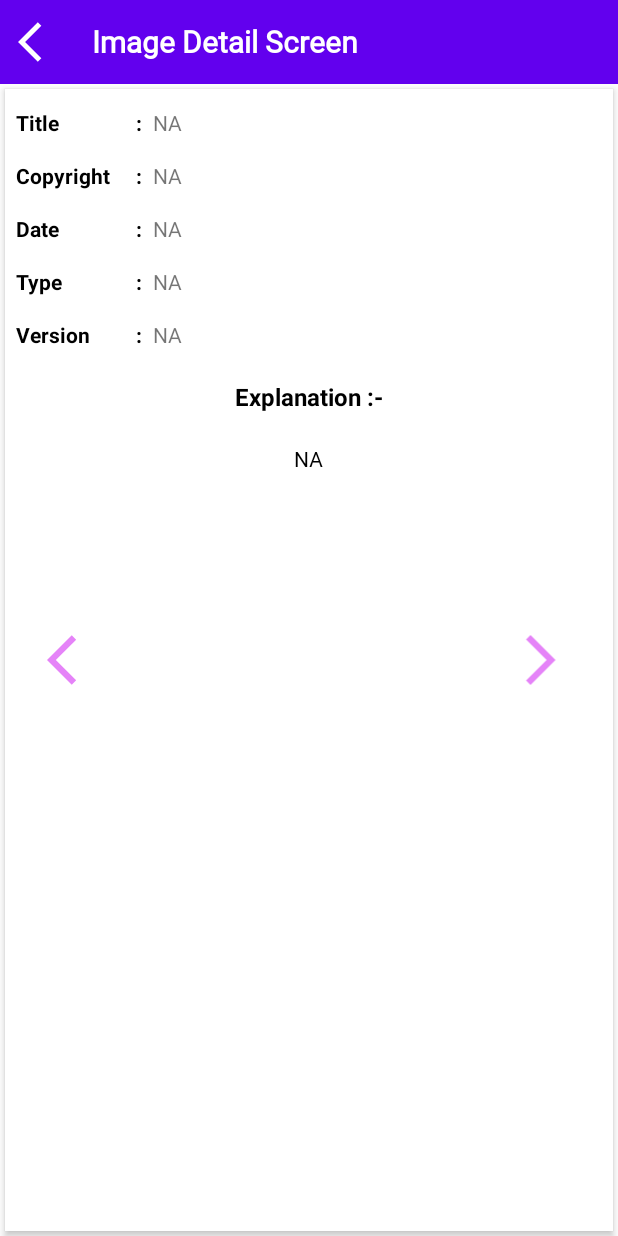
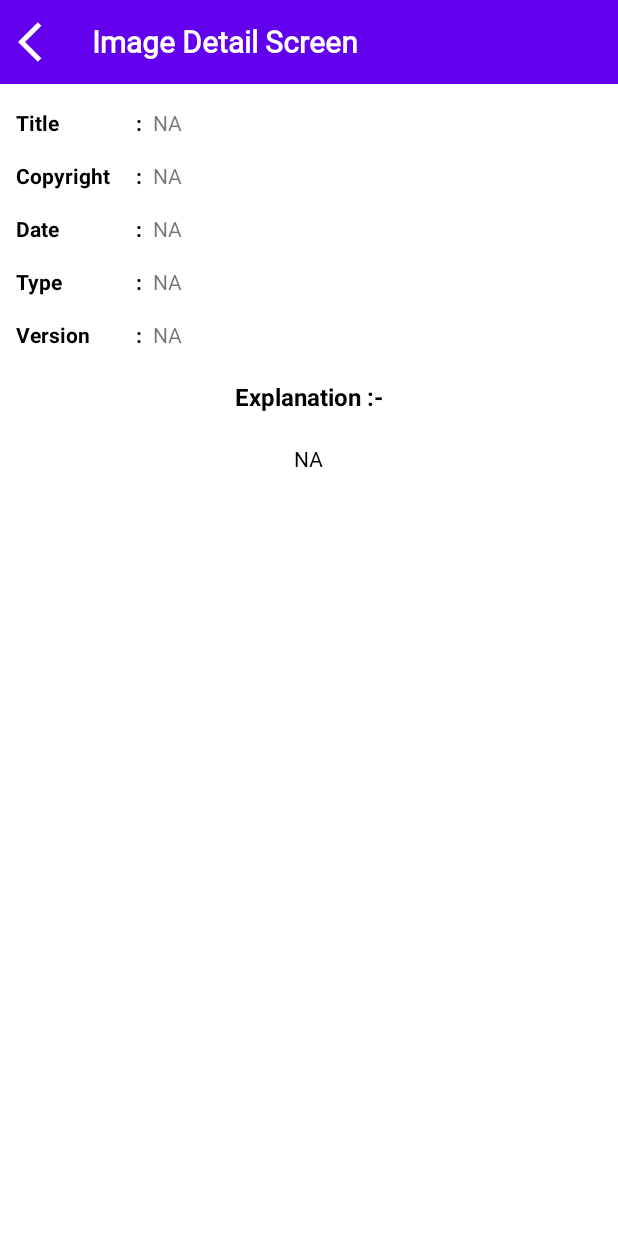
Before and after one commit to AnkitKumarMaurya/Obvious, an Android app: the layout fragment_image_show.xml on its own in the app's theme, with its tools: preview values and no code run, on a phone screen of 412 x 824 dp. Run offline under Robolectric (Android 15) with nearby library versions, the phone set to English and light mode, and no system bars.

Commit message:
UI changes

```diff
--- a/app/src/main/res/layout/fragment_image_show.xml
+++ b/app/src/main/res/layout/fragment_image_show.xml
@@ -50,6 +50,7 @@
 
         <LinearLayout
             android:alpha="0.5"
+            android:visibility="gone"
             android:gravity="center_vertical"
             android:orientation="horizontal"
             android:layout_centerVertical="true"
--- a/app/src/main/res/layout/item_view.xml
+++ b/app/src/main/res/layout/item_view.xml
@@ -7,7 +7,7 @@
     android:clickable="true"
     android:background="@color/white"
     app:cardCornerRadius="1dp"
-    android:layout_margin="3dp"
+    android:padding="3dp"
     android:scrollbars="vertical">
 
     <LinearLayout
```
Also changed, not shown: app/src/main/java/com/smarthub/obvious/fragments/ImageShowScreen.kt (+29 -29 lines).
